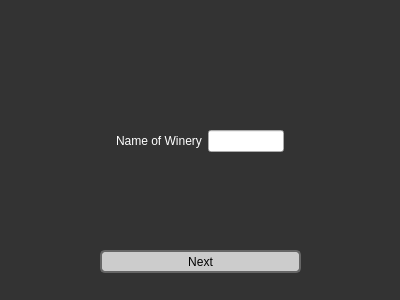
Before: the Qt Designer form newwinery.ui in tyler949/CS1D-FirstPorject, drawn with Qt 5.
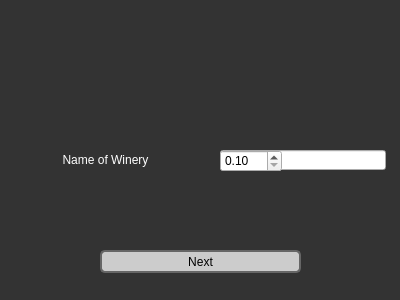
After: the same form once the commit is applied.

Commit message: changed new winery layout

The edit to the form file:
```diff
--- a/newwinery.ui
+++ b/newwinery.ui
@@ -67,27 +67,47 @@
     <string>Next</string>
    </property>
   </widget>
-  <widget class="QWidget" name="">
+  <widget class="QLabel" name="nameLabel">
    <property name="geometry">
     <rect>
-     <x>116</x>
-     <y>130</y>
-     <width>168</width>
+     <x>10</x>
+     <y>150</y>
+     <width>191</width>
+     <height>20</height>
+    </rect>
+   </property>
+   <property name="text">
+    <string>Name of Winery</string>
+   </property>
+   <property name="alignment">
+    <set>Qt::AlignCenter</set>
+   </property>
+  </widget>
+  <widget class="QLineEdit" name="NameTextBox">
+   <property name="geometry">
+    <rect>
+     <x>220</x>
+     <y>150</y>
+     <width>166</width>
+     <height>20</height>
+    </rect>
+   </property>
+  </widget>
+  <widget class="QDoubleSpinBox" name="doubleSpinBox">
+   <property name="geometry">
+    <rect>
+     <x>220</x>
+     <y>150</y>
+     <width>62</width>
      <height>22</height>
     </rect>
    </property>
-   <layout class="QHBoxLayout" name="horizontalLayout">
-    <item>
-     <widget class="QLabel" name="nameLabel">
-      <property name="text">
-       <string>Name of Winery</string>
-      </property>
-     </widget>
-    </item>
-    <item>
-     <widget class="QLineEdit" name="NameTextBox"/>
-    </item>
-   </layout>
+   <property name="minimum">
+    <double>0.100000000000000</double>
+   </property>
+   <property name="singleStep">
+    <double>0.100000000000000</double>
+   </property>
   </widget>
  </widget>
  <resources/>
```
The commit also changes 4 other files.
